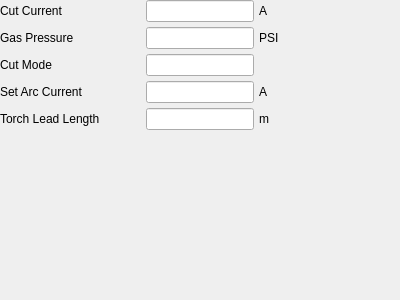
First picture: the form in src/MotionControl/Widgets/monitor/pps/hyper/PowermaxMonitorWidget.ui, repository shizhan-shelly/MotionControl, before the edit.
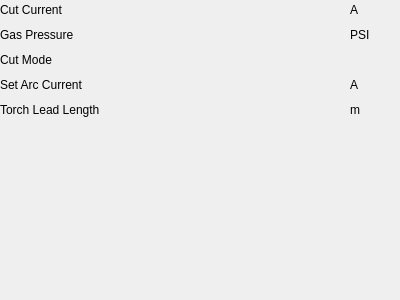
Second picture: the form after the edit.

Commit message: Initialize PowermaxDiagnose widget designer.

```diff
--- a/src/MotionControl/Widgets/monitor/pps/hyper/PowermaxMonitorWidget.ui
+++ b/src/MotionControl/Widgets/monitor/pps/hyper/PowermaxMonitorWidget.ui
@@ -26,8 +26,8 @@
       <widget class="QLabel" name="label">
        <property name="minimumSize">
         <size>
-         <width>100</width>
-         <height>0</height>
+         <width>110</width>
+         <height>20</height>
         </size>
        </property>
        <property name="text">
@@ -36,15 +36,21 @@
       </widget>
      </item>
      <item>
-      <widget class="QLineEdit" name="cut_current_">
+      <widget class="QLabel" name="cut_current_">
        <property name="sizePolicy">
-        <sizepolicy hsizetype="Fixed" vsizetype="Fixed">
+        <sizepolicy hsizetype="Expanding" vsizetype="Preferred">
          <horstretch>0</horstretch>
          <verstretch>0</verstretch>
         </sizepolicy>
        </property>
-       <property name="readOnly">
-        <bool>true</bool>
+       <property name="minimumSize">
+        <size>
+         <width>100</width>
+         <height>0</height>
+        </size>
+       </property>
+       <property name="text">
+        <string/>
        </property>
       </widget>
      </item>
@@ -53,7 +59,7 @@
        <property name="minimumSize">
         <size>
          <width>50</width>
-         <height>0</height>
+         <height>20</height>
         </size>
        </property>
        <property name="text">
@@ -72,8 +78,8 @@
       <widget class="QLabel" name="label_2">
        <property name="minimumSize">
         <size>
-         <width>100</width>
-         <height>0</height>
+         <width>110</width>
+         <height>20</height>
         </size>
        </property>
        <property name="text">
@@ -82,15 +88,21 @@
       </widget>
      </item>
      <item>
-      <widget class="QLineEdit" name="gas_pressure_">
+      <widget class="QLabel" name="gas_pressure_">
        <property name="sizePolicy">
-        <sizepolicy hsizetype="Fixed" vsizetype="Fixed">
+        <sizepolicy hsizetype="Expanding" vsizetype="Preferred">
          <horstretch>0</horstretch>
          <verstretch>0</verstretch>
         </sizepolicy>
        </property>
-       <property name="readOnly">
-        <bool>true</bool>
+       <property name="minimumSize">
+        <size>
+         <width>100</width>
+         <height>0</height>
+        </size>
+       </property>
+       <property name="text">
+        <string/>
        </property>
       </widget>
      </item>
@@ -99,7 +111,7 @@
        <property name="minimumSize">
         <size>
          <width>50</width>
-         <height>0</height>
+         <height>20</height>
         </size>
        </property>
        <property name="text">
@@ -115,8 +127,8 @@
       <widget class="QLabel" name="label_5">
        <property name="minimumSize">
         <size>
-         <width>100</width>
-         <height>0</height>
+         <width>110</width>
+         <height>20</height>
         </size>
        </property>
        <property name="text">
@@ -125,15 +137,21 @@
       </widget>
      </item>
      <item>
-      <widget class="QLineEdit" name="cut_mode_">
+      <widget class="QLabel" name="cut_mode_">
        <property name="sizePolicy">
-        <sizepolicy hsizetype="Fixed" vsizetype="Fixed">
+        <sizepolicy hsizetype="Expanding" vsizetype="Preferred">
          <horstretch>0</horstretch>
          <verstretch>0</verstretch>
         </sizepolicy>
        </property>
-       <property name="readOnly">
-        <bool>true</bool>
+       <property name="minimumSize">
+        <size>
+         <width>100</width>
+         <height>0</height>
+        </size>
+       </property>
+       <property name="text">
+        <string/>
        </property>
       </widget>
      </item>
@@ -142,7 +160,7 @@
        <property name="minimumSize">
         <size>
          <width>50</width>
-         <height>0</height>
+         <height>20</height>
         </size>
        </property>
        <property name="text">
@@ -158,8 +176,8 @@
       <widget class="QLabel" name="label_6">
        <property name="minimumSize">
         <size>
-         <width>100</width>
-         <height>0</height>
+         <width>110</width>
+         <height>20</height>
         </size>
        </property>
        <property name="text">
@@ -168,15 +186,21 @@
       </widget>
      </item>
      <item>
-      <widget class="QLineEdit" name="set_src_current_">
+      <widget class="QLabel" name="set_arc_current_">
        <property name="sizePolicy">
-        <sizepolicy hsizetype="Fixed" vsizetype="Fixed">
+        <sizepolicy hsizetype="Expanding" vsizetype="Preferred">
          <horstretch>0</horstretch>
          <verstretch>0</verstretch>
         </sizepolicy>
        </property>
-       <property name="readOnly">
-        <bool>true</bool>
+       <property name="minimumSize">
+        <size>
+         <width>100</width>
+         <height>0</height>
+        </size>
+       </property>
+       <property name="text">
+        <string/>
        </property>
       </widget>
      </item>
@@ -185,7 +209,7 @@
        <property name="minimumSize">
         <size>
          <width>50</width>
-         <height>0</height>
+         <height>20</height>
         </size>
        </property>
        <property name="text">
@@ -201,8 +225,8 @@
       <widget class="QLabel" name="label_8">
        <property name="minimumSize">
         <size>
-         <width>100</width>
-         <height>0</height>
+         <width>110</width>
+         <height>20</height>
         </size>
        </property>
        <property name="text">
@@ -211,15 +235,21 @@
       </widget>
      </item>
      <item>
-      <widget class="QLineEdit" name="torch_length_">
+      <widget class="QLabel" name="torch_length_">
        <property name="sizePolicy">
-        <sizepolicy hsizetype="Fixed" vsizetype="Fixed">
+        <sizepolicy hsizetype="Expanding" vsizetype="Preferred">
          <horstretch>0</horstretch>
          <verstretch>0</verstretch>
         </sizepolicy>
        </property>
-       <property name="readOnly">
-        <bool>true</bool>
+       <property name="minimumSize">
+        <size>
+         <width>100</width>
+         <height>0</height>
+        </size>
+       </property>
+       <property name="text">
+        <string/>
        </property>
       </widget>
      </item>
@@ -228,7 +258,7 @@
        <property name="minimumSize">
         <size>
          <width>50</width>
-         <height>0</height>
+         <height>20</height>
         </size>
        </property>
        <property name="text">
```
The commit also changes 8 other files.
